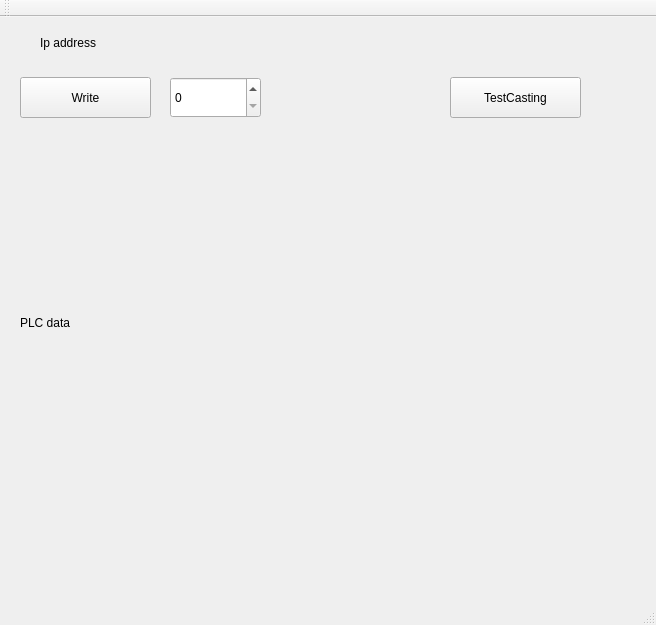
Old version of the form mainwindow.ui in the repository abedGNU/QtSnap7.
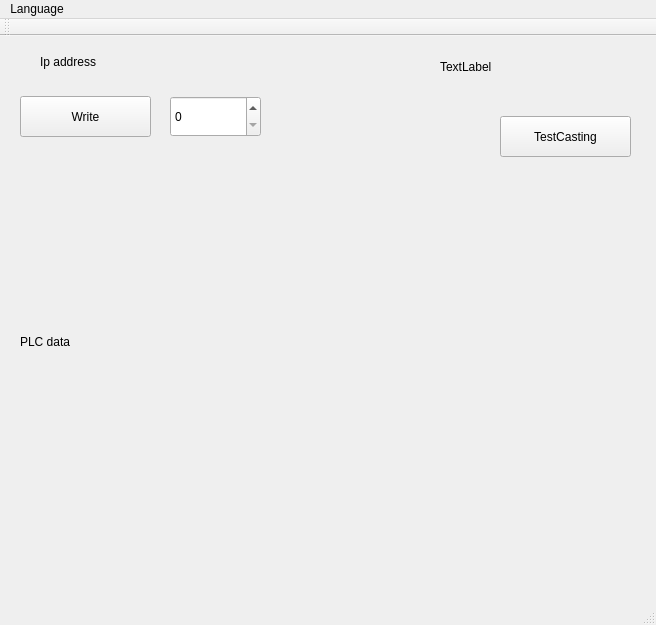
New version of the form.

Patch:
```diff
--- a/mainwindow.ui
+++ b/mainwindow.ui
@@ -53,8 +53,8 @@
    <widget class="QPushButton" name="pbTestCasting">
     <property name="geometry">
      <rect>
-      <x>450</x>
-      <y>60</y>
+      <x>500</x>
+      <y>80</y>
       <width>131</width>
       <height>41</height>
      </rect>
@@ -76,6 +76,19 @@
      <string>Ip address</string>
     </property>
    </widget>
+   <widget class="QLabel" name="lblLanguage">
+    <property name="geometry">
+     <rect>
+      <x>440</x>
+      <y>10</y>
+      <width>131</width>
+      <height>41</height>
+     </rect>
+    </property>
+    <property name="text">
+     <string>TextLabel</string>
+    </property>
+   </widget>
   </widget>
   <widget class="QMenuBar" name="menuBar">
    <property name="geometry">
@@ -86,6 +99,14 @@
      <height>22</height>
     </rect>
    </property>
+   <widget class="QMenu" name="menuEnglish">
+    <property name="title">
+     <string>Language</string>
+    </property>
+    <addaction name="actionEnglish"/>
+    <addaction name="actionItalian"/>
+   </widget>
+   <addaction name="menuEnglish"/>
   </widget>
   <widget class="QToolBar" name="mainToolBar">
    <attribute name="toolBarArea">
```
Left out of the diff: 10 changed lines with no effect on the pictures.
